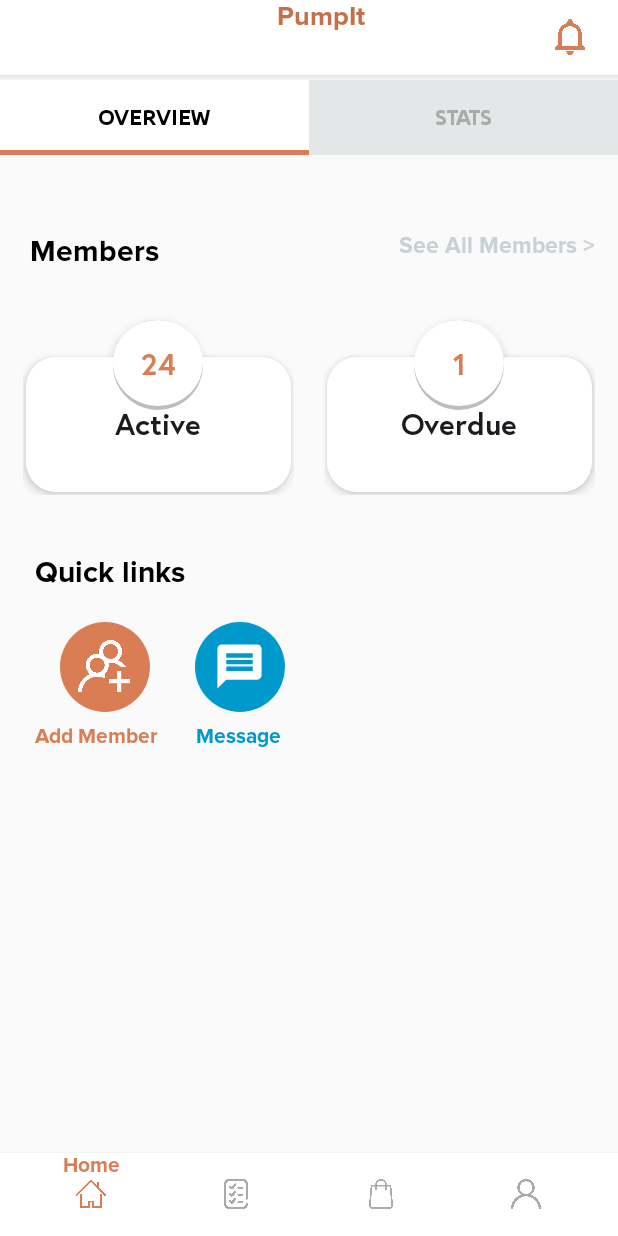
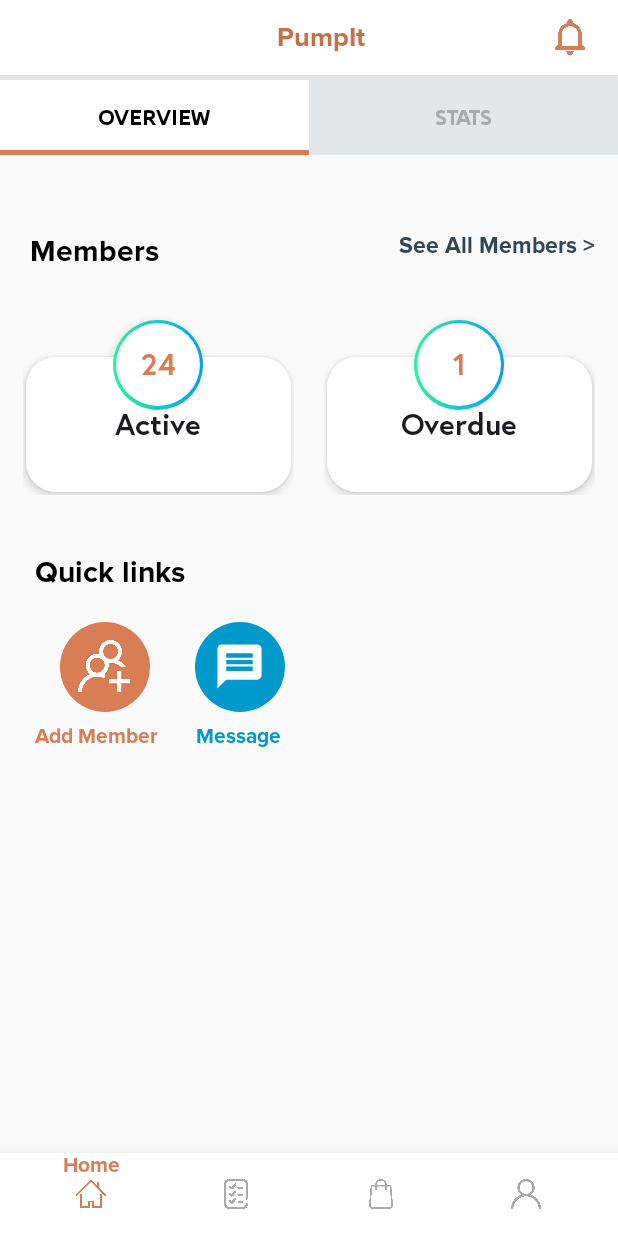
Before and after one commit to Tilak1114/PumpIt, an Android app: the HomeFragment screen opened directly, with no data from a screen before it, on a phone screen of 412 x 824 dp. Run offline under Robolectric (Android 15) with nearby library versions, the phone set to English and light mode, and no system bars; our stand-ins replace Firebase (no records; nobody signed in at launch, a user with empty details on screens opened directly).

Commit message:
added a new gradient drawable and implemented elevations and shadows

```diff
--- /dev/null
+++ b/app/src/main/res/drawable/gradientcir.xml
@@ -0,0 +1,24 @@
+
+<layer-list xmlns:android="http://schemas.android.com/apk/res/android">
+
+    <item>
+        <shape android:shape="oval">
+            <gradient
+                android:angle="0"
+                android:endColor="#01A0FA"
+                android:startColor="#29F499" />
+
+        </shape>
+    </item>
+
+    <item
+        android:left="2dp"
+        android:right="2dp"
+        android:top="2dp"
+        android:bottom="3dp">
+        <shape android:shape="oval">
+            <solid android:color="#fff"/>
+
+        </shape>
+    </item>
+</layer-list>
--- a/app/src/main/res/layout/activity_in_app.xml
+++ b/app/src/main/res/layout/activity_in_app.xml
@@ -28,7 +28,8 @@
         app:itemIconSize="20dp"
         app:itemTextColor="@drawable/bottom_navigation_colors"
         app:itemIconTint="@drawable/bottom_navigation_colors"
-        app:elevation="4dp"
+        app:elevation="8dp"
+        android:translationZ="10dp"
         app:menu="@menu/bottom_nav_bar">
 
     </android.support.design.widget.BottomNavigationView>
--- a/app/src/main/res/layout/fragment_home.xml
+++ b/app/src/main/res/layout/fragment_home.xml
@@ -11,7 +11,8 @@
         android:layout_marginTop="0dp"
         android:layout_marginEnd="0dp"
         android:background="@android:color/white"
-        android:elevation="4dp"
+        android:elevation="8dp"
+        android:translationZ="10dp"
         android:theme="@style/ThemeOverlay.AppCompat.Dark.ActionBar"
         app:popupTheme="@style/Theme.AppCompat.Light">
 
@@ -25,8 +26,10 @@
                 android:layout_height="wrap_content"
                 android:layout_centerHorizontal="true"
                 android:fontFamily="@font/proxima"
-                android:gravity="center"
+                android:layout_centerInParent="true"
                 android:text="@string/app_name"
+                android:elevation="12dp"
+                android:translationZ="14dp"
                 android:textColor="@color/gtstrtbck1"
                 android:textSize="18sp" />
             <ImageButton
@@ -36,7 +39,8 @@
                 android:layout_alignParentRight="true"
                 android:layout_marginEnd="20dp"
                 android:layout_centerVertical="true"
-                android:elevation="8dp"
+                android:elevation="14dp"
+                android:translationZ="12dp"
                 android:background="@drawable/notbell"/>
         </RelativeLayout>
 
@@ -48,7 +52,8 @@
         android:layout_height="50dp"
         android:layout_below="@id/toolbar"
         android:layout_marginTop="3dp"
-        android:elevation="4dp"
+        android:elevation="10dp"
+        android:translationZ="10dp"
         android:theme="@style/tabtheme"
         app:tabBackground="@drawable/membtabs_selector"
         app:tabGravity="fill"
--- a/app/src/main/res/layout/home_overview_fragment.xml
+++ b/app/src/main/res/layout/home_overview_fragment.xml
@@ -18,6 +18,8 @@
         android:textColor="@android:color/black"
         android:textSize="20sp"
         android:textStyle="bold"
+        android:elevation="4dp"
+        android:translationZ="5dp"
         app:layout_constraintBottom_toBottomOf="parent"
         app:layout_constraintEnd_toEndOf="parent"
         app:layout_constraintHorizontal_bias="0.0"
@@ -34,9 +36,11 @@
         android:layout_marginEnd="15dp"
         android:layout_marginBottom="8dp"
         android:fontFamily="@font/proxima"
+        android:elevation="4dp"
+        android:translationZ="5dp"
         android:gravity="center"
         android:text="See All Members >"
-        android:textColor="@color/secondary_fossil"
+        android:textColor="@color/bckprimary"
         android:textSize="15sp"
         app:layout_constraintBottom_toBottomOf="parent"
         app:layout_constraintEnd_toEndOf="parent"
@@ -53,6 +57,8 @@
         android:layout_marginStart="15dp"
         android:layout_marginTop="20dp"
         android:layout_marginEnd="15dp"
+        android:elevation="8dp"
+        android:translationZ="10dp"
         android:layout_marginBottom="360dp"
         android:gravity="center"
         android:orientation="horizontal"
@@ -89,7 +95,7 @@
                 android:layout_width="60dp"
                 android:layout_height="60dp"
                 android:layout_centerHorizontal="true"
-                android:background="@drawable/testcir"
+                android:background="@drawable/gradientcir"
                 android:elevation="4dp"
                 android:fontFamily="@font/europab"
                 android:gravity="center"
@@ -124,7 +130,7 @@
                 android:layout_width="60dp"
                 android:layout_height="60dp"
                 android:layout_centerHorizontal="true"
-                android:background="@drawable/testcir"
+                android:background="@drawable/gradientcir"
                 android:elevation="4dp"
                 android:fontFamily="@font/europab"
                 android:gravity="center"
@@ -163,6 +169,8 @@
         android:layout_marginTop="20dp"
         android:layout_marginEnd="15dp"
         android:layout_marginBottom="8dp"
+        android:elevation="8dp"
+        android:translationZ="10dp"
         android:orientation="horizontal"
         app:layout_constraintBottom_toBottomOf="parent"
         app:layout_constraintEnd_toEndOf="parent"
@@ -183,6 +191,8 @@
             <ImageView
                 android:layout_width="35dp"
                 android:layout_height="35dp"
+                android:elevation="10dp"
+                android:translationZ="12dp"
                 android:layout_alignParentStart="true"
                 android:layout_alignParentTop="true"
                 android:layout_alignParentEnd="true"
@@ -208,6 +218,8 @@
             <ImageView
                 android:layout_width="35dp"
                 android:layout_height="35dp"
+                android:elevation="10dp"
+                android:translationZ="12dp"
                 android:layout_centerInParent="true"
                 android:background="@drawable/ic_message"
                 android:backgroundTint="@android:color/white" />
@@ -224,6 +236,8 @@
         android:layout_marginEnd="8dp"
         android:layout_marginBottom="8dp"
         android:fontFamily="@font/proxima"
+        android:elevation="8dp"
+        android:translationZ="10dp"
         android:text="Add Member"
         android:textColor="@color/gtstrtbck"
         android:textSize="14sp"
@@ -243,6 +257,8 @@
         android:layout_marginTop="8dp"
         android:layout_marginEnd="8dp"
         android:layout_marginBottom="8dp"
+        android:translationZ="10dp"
+        android:elevation="8dp"
         android:layout_toEndOf="@id/qcklnkslayout"
         android:fontFamily="@font/proxima"
         android:text="Message"
```
